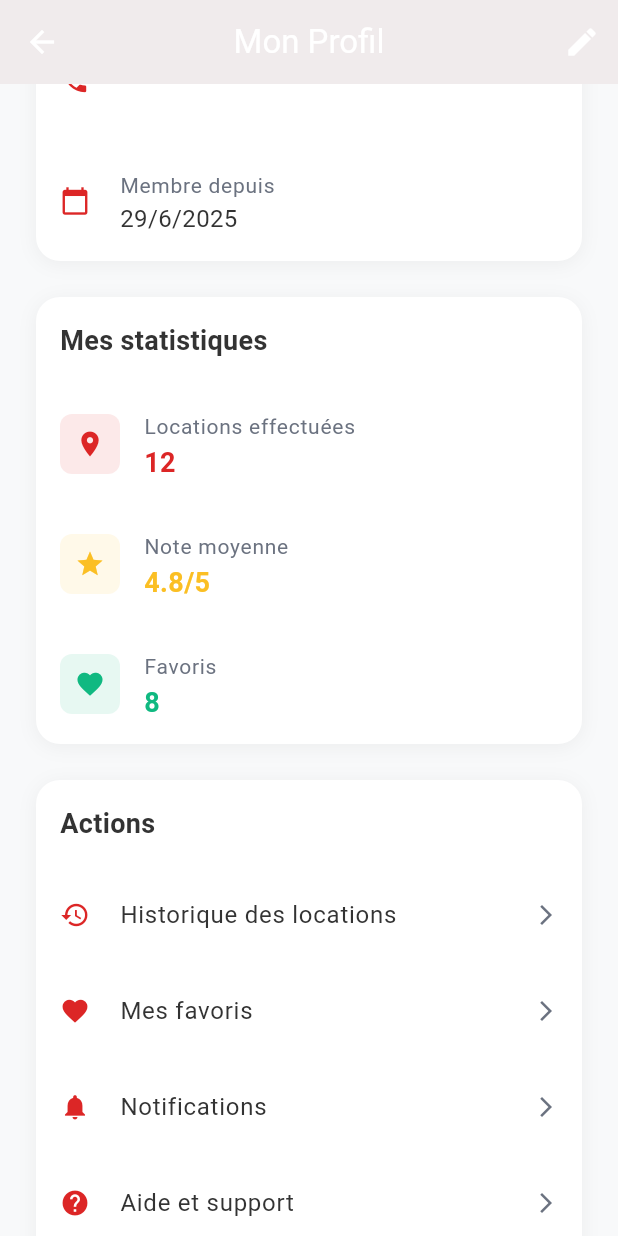
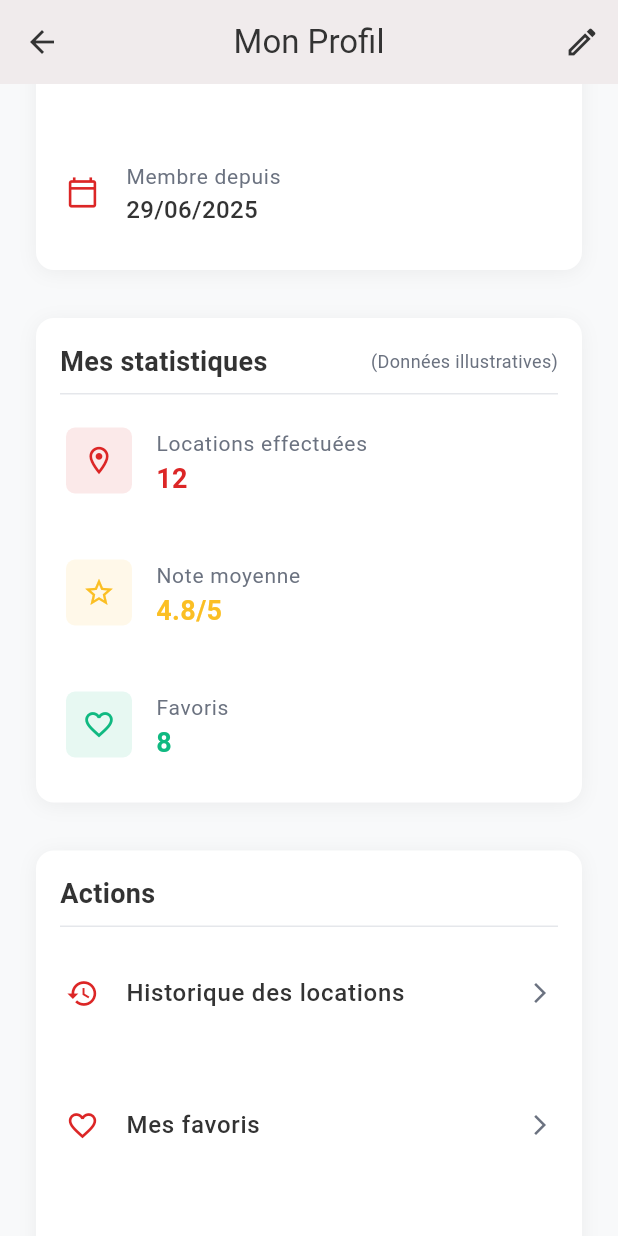
Before and after one commit to ericdzik/MoneyCharge, a Flutter app: the UserProfileScreen screen opened directly, scrolled down 576 dp, on a phone screen of 412 x 824 dp. Run offline on Flutter 3.47's test engine with Material 3 defaults, Android fonts, the phone set to English and light mode, and no system bars; our stand-ins replace cloud_firestore, firebase_auth, firebase_core, flutter_local_notifications, geolocator, google_maps_flutter and 3 more; accounts and stored records are empty; network calls fail.

Commit message:
Feat: Integrate TransactionProvider with ApiService for backend operations
- Refactored TransactionProvider to fetch transaction lists and balance details by calling existing methods in ApiService, replacing previous demo data.
- Modified TransactionProvider's addTransaction to prepare data and call ApiService for creating transactions via the backend API.
- Updated BalanceManagementScreen to correctly invoke new data fetching and transaction creation methods in TransactionProvider, passing AuthProvider for merchant context.
- Adjusted UserProfileScreen to remove static/hardcoded data ("Compte vérifié") and clarify illustrative nature of user statistics. Enhanced TODO for account deletion.

```diff
--- a/lib/features/user/screens/user_profile_screen.dart
+++ b/lib/features/user/screens/user_profile_screen.dart
@@ -1,5 +1,7 @@
 import 'package:flutter/material.dart';
 import 'package:provider/provider.dart';
+//intl is not used yet, but good for future date formatting
+// import 'package:intl/intl.dart';
 import '../../../core/constants/app_colors.dart';
 import '../../../core/constants/app_text_styles.dart';
 import '../../../core/constants/app_dimensions.dart';
@@ -22,29 +24,35 @@ class _UserProfileScreenState extends State<UserProfileScreen> {
         title: const Text('Mon Profil'),
         backgroundColor: Colors.transparent,
         elevation: 0,
+        foregroundColor: AppColors.textPrimary,
         actions: [
           IconButton(
-            icon: const Icon(Icons.edit),
+            icon: const Icon(Icons.edit_outlined),
             onPressed: () {
               Navigator.pushNamed(context, AppRoutes.editProfile);
             },
+            tooltip: 'Modifier le profil',
           ),
         ],
       ),
       body: Consumer<AuthProvider>(
         builder: (context, authProvider, child) {
-          // Accéder au profil utilisateur spécifique pour les utilisateurs standards
           final user = authProvider.appUserProfile;
 
-          if (authProvider.isLoading && user == null) { // Afficher le chargement si user est null et qu'on charge encore
+          if (authProvider.isLoading && user == null) {
             return const Center(child: CircularProgressIndicator());
           }
 
           if (user == null) {
-            // Gérer le cas où l'utilisateur n'est pas un 'user' ou profil non trouvé
-            // Peut-être rediriger ou afficher un message d'erreur plus spécifique
             return const Center(
-              child: Text("Profil utilisateur non disponible ou type d'utilisateur incorrect."),
+              child: Padding(
+                padding: EdgeInsets.all(AppDimensions.paddingL),
+                child: Text(
+                  "Profil utilisateur non disponible ou type d'utilisateur incorrect.",
+                  textAlign: TextAlign.center,
+                  style: AppTextStyles.body1,
+                ),
+              ),
             );
           }
 
@@ -55,13 +63,13 @@ class _UserProfileScreenState extends State<UserProfileScreen> {
               children: [
                 // En-tête du profil
                 Container(
-                  padding: const EdgeInsets.all(24),
+                  padding: const EdgeInsets.all(AppDimensions.paddingL),
                   decoration: BoxDecoration(
                     color: AppColors.surface,
-                    borderRadius: BorderRadius.circular(16),
+                    borderRadius: BorderRadius.circular(AppDimensions.radiusM),
                     boxShadow: [
                       BoxShadow(
-                        color: Colors.black.withValues(alpha: 0.05),
+                        color: Colors.black.withOpacity(0.05),
                         blurRadius: 10,
                         offset: const Offset(0, 2),
                       ),
@@ -69,184 +77,185 @@ class _UserProfileScreenState extends State<UserProfileScreen> {
                   ),
                   child: Column(
                     children: [
-                      // Avatar
                       CircleAvatar(
                         radius: 50,
-                        backgroundColor: AppColors.primary.withValues(
-                          alpha: 0.1,
-                        ),
+                        backgroundColor: AppColors.primary.withOpacity(0.1),
                         child: Text(
-                          user.name.isNotEmpty
-                              ? user.name[0].toUpperCase()
-                              : 'U',
+                          user.name.isNotEmpty ? user.name[0].toUpperCase() : 'U',
                           style: AppTextStyles.h1.copyWith(
-                            fontSize: 32,
+                            fontSize: 36,
                             color: AppColors.primary,
                           ),
                         ),
                       ),
-                      const SizedBox(height: 16),
-
-                      // Nom et email
+                      const SizedBox(height: AppDimensions.paddingM),
                       Text(
                         user.name,
-                        style: AppTextStyles.h2,
+                        style: AppTextStyles.h2.copyWith(fontWeight: FontWeight.w600),
                         textAlign: TextAlign.center,
                       ),
-                      const SizedBox(height: 4),
+                      const SizedBox(height: AppDimensions.paddingXS),
                       Text(
                         user.email,
-                        style: AppTextStyles.body2.copyWith(
+                        style: AppTextStyles.body1.copyWith(
                           color: AppColors.textSecondary,
                         ),
                         textAlign: TextAlign.center,
                       ),
-                      const SizedBox(height: 16),
-
-                      // Statut du compte
-                      Container(
-                        padding: const EdgeInsets.symmetric(
-                          horizontal: 12,
-                          vertical: 6,
-                        ),
-                        decoration: BoxDecoration(
-                          color: AppColors.success.withValues(alpha: 0.1),
-                          borderRadius: BorderRadius.circular(20),
-                        ),
-                        child: Text(
-                          'Compte vérifié',
-                          style: AppTextStyles.caption.copyWith(
-                            color: AppColors.success,
-                            fontWeight: FontWeight.w600,
-                          ),
-                        ),
-                      ),
+                      const SizedBox(height: AppDimensions.paddingS),
                     ],
                   ),
                 ),
-                const SizedBox(height: 24),
+                const SizedBox(height: AppDimensions.paddingXL),
 
                 // Informations personnelles
                 _buildSection(
                   title: 'Informations personnelles',
                   children: [
                     _buildInfoTile(
-                      icon: Icons.person,
+                      icon: Icons.person_outline,
                       title: 'Nom complet',
                       value: user.name,
                     ),
                     _buildInfoTile(
-                      icon: Icons.email,
+                      icon: Icons.email_outlined,
                       title: 'Email',
                       value: user.email,
                     ),
                     _buildInfoTile(
-                      icon: Icons.phone,
+                      icon: Icons.phone_outlined,
                       title: 'Téléphone',
                       value: user.phone ?? 'Non renseigné',
                     ),
                     _buildInfoTile(
-                      icon: Icons.calendar_today,
+                      icon: Icons.calendar_today_outlined,
                       title: 'Membre depuis',
                       value: _formatDate(user.createdAt),
                     ),
                   ],
                 ),
-                const SizedBox(height: 24),
+                const SizedBox(height: AppDimensions.paddingXL),
 
                 // Statistiques
                 _buildSection(
                   title: 'Mes statistiques',
+                  trailing: Text(
+                    '(Données illustratives)',
+                    style: AppTextStyles.caption.copyWith(color: AppColors.textSecondary),
+                  ),
                   children: [
                     _buildStatTile(
-                      icon: Icons.location_on,
+                      icon: Icons.location_on_outlined,
                       title: 'Locations effectuées',
                       value: '12',
                       color: AppColors.primary,
                     ),
                     _buildStatTile(
-                      icon: Icons.star,
+                      icon: Icons.star_outline,
                       title: 'Note moyenne',
                       value: '4.8/5',
                       color: AppColors.secondary,
                     ),
                     _buildStatTile(
-                      icon: Icons.favorite,
+                      icon: Icons.favorite_border_outlined,
                       title: 'Favoris',
                       value: '8',
                       color: AppColors.success,
                     ),
                   ],
                 ),
-                const SizedBox(height: 24),
+                const SizedBox(height: AppDimensions.paddingXL),
 
                 // Actions
                 _buildSection(
                   title: 'Actions',
                   children: [
                     _buildActionTile(
-                      icon: Icons.history,
+                      icon: Icons.history_outlined,
                       title: 'Historique des locations',
                       onTap: () {
                         Navigator.pushNamed(context, AppRoutes.rentalHistory);
                       },
                     ),
                     _buildActionTile(
-                      icon: Icons.favorite,
+                      icon: Icons.favorite_border_outlined,
                       title: 'Mes favoris',
                       onTap: () {
-                        Navigator.pushNamed(context, AppRoutes.favorites);
+                        // TODO: Implement navigation to AppRoutes.favorites if it exists
+                        // Navigator.pushNamed(context, AppRoutes.favorites);
+                         ScaffoldMessenger.of(context).showSnackBar(
+                          const SnackBar(content: Text('Navigation vers Favoris non implémentée.')),
+                        );
                       },
                     ),
                     _buildActionTile(
-                      icon: Icons.notifications,
+                      icon: Icons.notifications_outlined,
                       title: 'Notifications',
                       onTap: () {
-                        Navigator.pushNamed(context, AppRoutes.notifications);
+                        // TODO: Implement navigation to AppRoutes.notifications if it exists
+                        // Navigator.pushNamed(context, AppRoutes.notifications);
+                        ScaffoldMessenger.of(context).showSnackBar(
+                          const SnackBar(content: Text('Navigation vers Notifications non implémentée.')),
+                        );
                       },
                     ),
                     _buildActionTile(
-                      icon: Icons.help,
+                      icon: Icons.help_outline,
                       title: 'Aide et support',
                       onTap: () {
-                        Navigator.pushNamed(context, AppRoutes.help);
+                         // TODO: Implement navigation to AppRoutes.help if it exists
+                        // Navigator.pushNamed(context, AppRoutes.help);
+                        ScaffoldMessenger.of(context).showSnackBar(
+                          const SnackBar(content: Text('Navigation vers Aide et Support non implémentée.')),
+                        );
                       },
                     ),
                     _buildActionTile(
-                      icon: Icons.privacy_tip,
+                      icon: Icons.privacy_tip_outlined,
                       title: 'Confidentialité',
                       onTap: () {
-                        Navigator.pushNamed(context, AppRoutes.privacy);
+                        // TODO: Implement navigation to AppRoutes.privacy if it exists
+                        // Navigator.pushNamed(context, AppRoutes.privacy);
+                         ScaffoldMessenger.of(context).showSnackBar(
+                          const SnackBar(content: Text('Navigation vers Confidentialité non implémentée.')),
+                        );
                       },
                     ),
                     _buildActionTile(
-                      icon: Icons.info,
+                      icon: Icons.info_outline,
                       title: 'À propos',
                       onTap: () {
-                        Navigator.pushNamed(context, AppRoutes.about);
+                        // TODO: Implement navigation to AppRoutes.about if it exists
+                        // Navigator.pushNamed(context, AppRoutes.about);
+                        ScaffoldMessenger.of(context).showSnackBar(
+                          const SnackBar(content: Text('Navigation vers À Propos non implémentée.')),
+                        );
                       },
                     ),
                   ],
                 ),
-                const SizedBox(height: 32),
+                const SizedBox(height: AppDimensions.paddingXL),
 
-                // Bouton de déconnexion
                 CustomButton(
                   text: 'Se déconnecter',
                   onPressed: () => _showLogoutDialog(context),
+                  buttonColor: AppColors.primary,
                 ),
-                const SizedBox(height: 16),
+                const SizedBox(height: AppDimensions.paddingM),
 
-                // Supprimer le compte
-                TextButton(
-                  onPressed: () => _showDeleteAccountDialog(context),
-                  child: Text(
-                    'Supprimer mon compte',
-                    style: AppTextStyles.body2.copyWith(
-                      color: AppColors.outOfStock,
+                Center(
+                  child: TextButton(
+                    onPressed: () => _showDeleteAccountDialog(context),
+                    child: Text(
+                      'Supprimer mon compte',
+                      style: AppTextStyles.body1.copyWith(
+                        color: AppColors.outOfStock,
+                        fontWeight: FontWeight.w600,
+                      ),
                     ),
                   ),
                 ),
+                 const SizedBox(height: AppDimensions.paddingM),
               ],
             ),
           );
@@ -258,14 +267,16 @@ class _UserProfileScreenState extends State<UserProfileScreen> {
   Widget _buildSection({
     required String title,
     required List<Widget> children,
+    Widget? trailing,
   }) {
     return Container(
+      padding: const EdgeInsets.only(bottom: AppDimensions.paddingS),
       decoration: BoxDecoration(
         color: AppColors.surface,
-        borderRadius: BorderRadius.circular(16),
+        borderRadius: BorderRadius.circular(AppDimensions.radiusM),
         boxShadow: [
           BoxShadow(
-            color: Colors.black.withValues(alpha: 0.05),
+            color: Colors.black.withOpacity(0.05),
             blurRadius: 10,
             offset: const Offset(0, 2),
           ),
@@ -275,10 +286,20 @@ class _UserProfileScreenState extends State<UserProfileScreen> {
         crossAxisAlignment: CrossAxisAlignment.start,
         children: [
           Padding(
-            padding: const EdgeInsets.all(16),
-            child: Text(title, style: AppTextStyles.h3),
+            padding: const EdgeInsets.fromLTRB(AppDimensions.paddingM, AppDimensions.paddingM, AppDimensions.paddingM, AppDimensions.paddingS),
+            child: Row(
+              mainAxisAlignment: MainAxisAlignment.spaceBetween,
+              children: [
+                Text(title, style: AppTextStyles.h3.copyWith(fontWeight: FontWeight.w600)),
+                if (trailing != null) trailing,
+              ],
+            ),
           ),
-          ...children,
+          const Divider(height: 1, indent: AppDimensions.paddingM, endIndent: AppDimensions.paddingM, color: AppColors.border),
+          ...children.map((child) => Padding(
+            padding: const EdgeInsets.symmetric(horizontal: AppDimensions.paddingXS),
+            child: child,
+          )).toList(),
         ],
       ),
     );
@@ -290,13 +311,16 @@ class _UserProfileScreenState extends State<UserProfileScreen> {
     required String value,
   }) {
     return ListTile(
-      leading: Icon(icon, color: AppColors.primary, size: 20),
+      leading: Icon(icon, color: AppColors.primary, size: 22),
       title: Text(
         title,
         style: AppTextStyles.body2.copyWith(color: AppColors.textSecondary),
       ),
-      subtitle: Text(value, style: AppTextStyles.body1),
-      contentPadding: const EdgeInsets.symmetric(horizontal: 16, vertical: 4),
+      subtitle: Text(
+        value,
+        style: AppTextStyles.body1.copyWith(fontWeight: FontWeight.w500),
+      ),
+      contentPadding: const EdgeInsets.symmetric(horizontal: AppDimensions.paddingM, vertical: AppDimensions.paddingS),
     );
   }
 
@@ -308,17 +332,17 @@ class _UserProfileScreenState extends State<UserProfileScreen> {
   }) {
     return ListTile(
       leading: Container(
-        width: 40,
-        height: 40,
+        width: 44,
+        height: 44,
         decoration: BoxDecoration(
-          color: color.withValues(alpha: 0.1),
-          borderRadius: BorderRadius.circular(8),
+          color: color.withOpacity(0.1),
+          borderRadius: BorderRadius.circular(AppDimensions.radiusS),
         ),
-        child: Icon(icon, color: color, size: 20),
+        child: Icon(icon, color: color, size: 22),
       ),
       title: Text(title, style: AppTextStyles.body2),
-      subtitle: Text(value, style: AppTextStyles.h3.copyWith(color: color)),
-      contentPadding: const EdgeInsets.symmetric(horizontal: 16, vertical: 4),
+      subtitle: Text(value, style: AppTextStyles.h3.copyWith(color: color, fontWeight: FontWeight.w600)),
+      contentPadding: const EdgeInsets.symmetric(horizontal: AppDimensions.paddingM, vertical: AppDimensions.paddingS),
     );
   }
 
@@ -328,40 +352,53 @@ class _UserProfileScreenState extends State<UserProfileScreen> {
     required VoidCallback onTap,
   }) {
     return ListTile(
-      leading: Icon(icon, color: AppColors.primary, size: 20),
-      title: Text(title, style: AppTextStyles.body1),
+      leading: Icon(icon, color: AppColors.primary, size: 22),
+      title: Text(title, style: AppTextStyles.body1.copyWith(fontWeight: FontWeight.w500)),
       trailing: const Icon(
         Icons.arrow_forward_ios,
         size: 16,
         color: AppColors.textSecondary,
       ),
       onTap: onTap,
-      contentPadding: const EdgeInsets.symmetric(horizontal: 16, vertical: 4),
+      contentPadding: const EdgeInsets.symmetric(horizontal: AppDimensions.paddingM, vertical: AppDimensions.paddingM),
     );
   }
 
   String _formatDate(DateTime? date) {
     if (date == null) return 'Date inconnue';
-    return '${date.day}/${date.month}/${date.year}';
+    // Using a more robust date formatting. Consider intl package for localization.
+    // For DD/MM/YYYY format:
+    final day = date.day.toString().padLeft(2, '0');
+    final month = date.month.toString().padLeft(2, '0');
+    final year = date.year.toString();
+    return '$day/$month/$year';
   }
 
   void _showLogoutDialog(BuildContext context) {
+    final authProvider = Provider.of<AuthProvider>(context, listen: false);
     showDialog(
       context: context,
-      builder: (context) => AlertDialog(
+      builder: (dialogContext) => AlertDialog(
         title: const Text('Déconnexion'),
         content: const Text('Êtes-vous sûr de vouloir vous déconnecter ?'),
+        shape: RoundedRectangleBorder(borderRadius: BorderRadius.circular(AppDimensions.radiusM)),
         actions: [
           TextButton(
-            onPressed: () => Navigator.pop(context),
+            onPressed: () => Navigator.pop(dialogContext),
             child: const Text('Annuler'),
           ),
-          TextButton(
-            onPressed: () {
-              Navigator.pop(context);
-              Provider.of<AuthProvider>(context, listen: false).logout();
-              Navigator.pushReplacementNamed(context, AppRoutes.login);
+          ElevatedButton(
+            onPressed: () async {
+              Navigator.pop(dialogContext);
+              await authProvider.logout();
+              if (mounted) {
+                 Navigator.pushNamedAndRemoveUntil(context, AppRoutes.login, (route) => false);
+              }
             },
+            style: ElevatedButton.styleFrom(
+                backgroundColor: AppColors.primary,
+                padding: const EdgeInsets.symmetric(horizontal: AppDimensions.paddingM, vertical: AppDimensions.paddingS),
+                textStyle: AppTextStyles.button),
             child: const Text('Déconnexion'),
           ),
         ],
@@ -372,22 +409,37 @@ class _UserProfileScreenState extends State<UserProfileScreen> {
   void _showDeleteAccountDialog(BuildContext context) {
     showDialog(
       context: context,
-      builder: (context) => AlertDialog(
+      builder: (dialogContext) => AlertDialog(
         title: const Text('Supprimer le compte'),
         content: const Text(
           'Cette action est irréversible. Toutes vos données seront supprimées définitivement.',
         ),
+        shape: RoundedRectangleBorder(borderRadius: BorderRadius.circular(AppDimensions.radiusM)),
         actions: [
           TextButton(
-            onPressed: () => Navigator.pop(context),
+            onPressed: () => Navigator.pop(dialogContext),
             child: const Text('Annuler'),
           ),
-          TextButton(
+          ElevatedButton(
             onPressed: () {
-              Navigator.pop(context);
-              // TODO: Implémenter la suppression du compte
+              Navigator.pop(dialogContext);
+              // TODO: Implement full account deletion:
+              // 1. User Re-authentication: Securely re-authenticate the user (Firebase requires this for account deletion).
+              // 2. Firebase Auth Deletion: Call a method in AuthService/AuthProvider to delete the user from Firebase Authentication.
+              // 3. Backend Data Deletion: Trigger a Cloud Function (or other backend mechanism) to:
+              //    a. Delete the user's document from the 'users' collection in Firestore.
+              //    b. Delete any other user-associated data (e.g., rental history, favorites, specific settings) from Firestore or other storage.
+              //    c. Handle any cascading deletes or cleanup tasks.
+              // 4. Client-side Navigation: Navigate the user to the login screen or splash screen.
+              // 5. User Feedback: Provide clear feedback to the user about the process and success/failure.
+              ScaffoldMessenger.of(context).showSnackBar(
+                const SnackBar(content: Text('La fonctionnalité de suppression de compte nécessite une implémentation backend et une gestion de la réauthentification.'))
+              );
             },
-            style: TextButton.styleFrom(foregroundColor: AppColors.outOfStock),
+            style: ElevatedButton.styleFrom(
+                backgroundColor: AppColors.outOfStock,
+                padding: const EdgeInsets.symmetric(horizontal: AppDimensions.paddingM, vertical: AppDimensions.paddingS),
+                textStyle: AppTextStyles.button),
             child: const Text('Supprimer'),
           ),
         ],
```
Also changed, not shown: lib/features/merchant/screens/balance_management_screen.dart (+32 -12 lines), lib/providers/transaction_provider.dart (+125 -178 lines).
